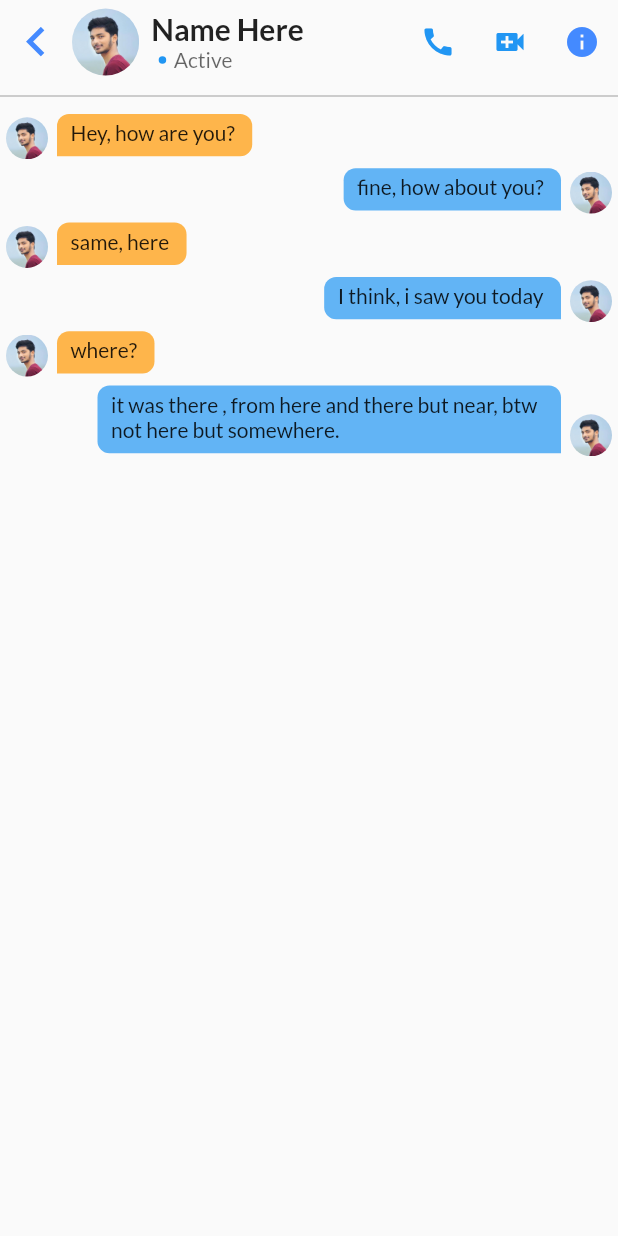
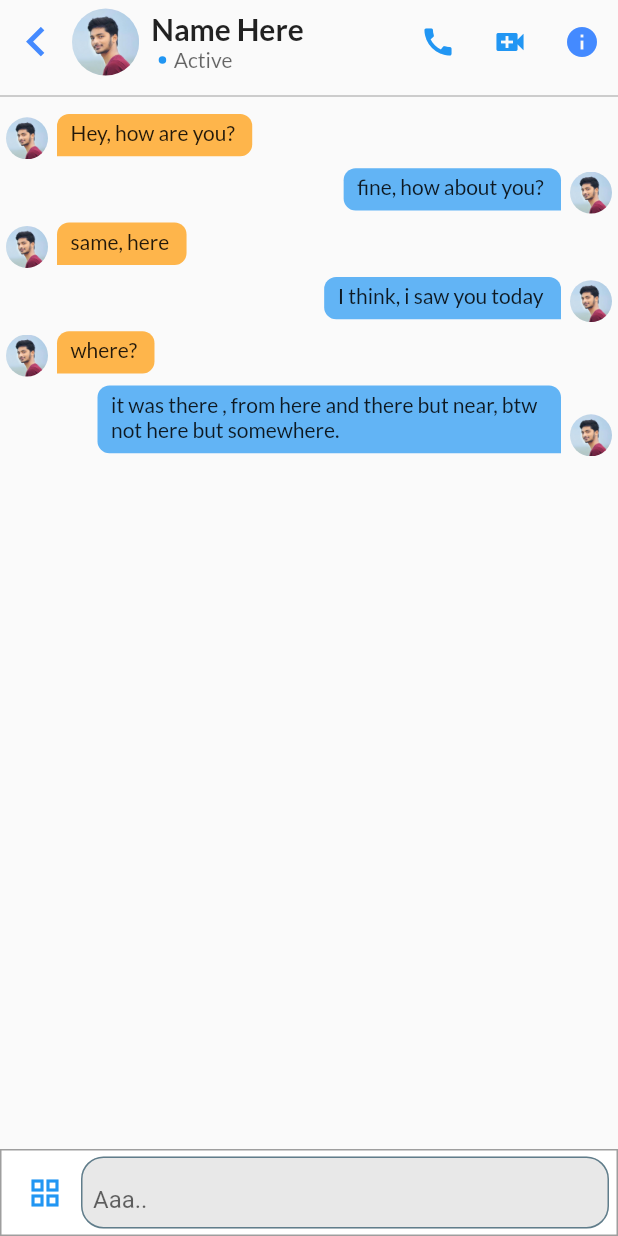
Before and after one commit to yeasin50/Flutter-Video-Calling-App, a Flutter app: the screen it shows after launch, on a phone screen of 412 x 824 dp. Run offline on Flutter 3.47's test engine with Material 2 defaults, Android fonts, the phone set to English and light mode, and no system bars; drawn by our look-alikes of easy_rich_text; our stand-ins replace google_fonts; missing offline and left inert: flutter_webrtc, sdp_transform.

Commit message:
addedFooter

```diff
--- a/lib/screens/chat_screen/body.dart
+++ b/lib/screens/chat_screen/body.dart
@@ -1,4 +1,5 @@
 import 'package:flutter/material.dart';
+import 'package:web_rtc/screens/chat_screen/components/footer.dart';
 import 'package:web_rtc/screens/chat_screen/message_list.dart';
 
 import 'components/header.dart';
@@ -22,6 +23,9 @@ class _ChatBodyState extends State<ChatBody> {
 
         ///`messages`
         MessageList(),
+
+        ///`footer`
+        ChatFooter(),
       ],
     );
   }
--- /dev/null
+++ b/lib/screens/chat_screen/components/footer.dart
@@ -0,0 +1,135 @@
+import 'package:flutter/material.dart';
+
+/// when clicking more actions button>
+///  - open the `actions row`, hide `send` button
+///  - else close the `action panel`
+///  ** `send icon color` depend on text field
+///
+class ChatFooter extends StatefulWidget {
+  @override
+  _ChatFooterState createState() => _ChatFooterState();
+}
+
+class _ChatFooterState extends State<ChatFooter> {
+  bool _sendButton = false;
+  bool _openMoreActions = false;
+
+  /// textForm decoration
+  final InputDecoration _inputDecoration = InputDecoration(
+    contentPadding: EdgeInsets.all(8),
+    hintText: "Aaa..",
+    fillColor: Colors.grey.withAlpha(60),
+    filled: true,
+    labelStyle: TextStyle(
+      color: Colors.white.withOpacity(.7),
+    ),
+    suffix: IconButton(
+      padding: EdgeInsets.symmetric(vertical: 0, horizontal: 0),
+      tooltip: "Emoji",
+      constraints: BoxConstraints.tightFor(height: 12),
+      icon: Icon(
+        Icons.emoji_emotions,
+        color: Colors.blue,
+      ),
+      onPressed: () {},
+    ),
+    focusedBorder: OutlineInputBorder(
+      borderRadius: BorderRadius.circular(15.0),
+      borderSide: BorderSide(
+        color: Colors.blue,
+        width: 2,
+      ),
+    ),
+    enabledBorder: OutlineInputBorder(
+      borderRadius: BorderRadius.circular(15.0),
+      borderSide: BorderSide(
+        color: Colors.blueGrey,
+      ),
+    ),
+  );
+
+  @override
+  Widget build(BuildContext context) {
+    return Container(
+      decoration: BoxDecoration(
+          color: Colors.white,
+
+          ///TODO:: remove border and set BG color
+          border: Border.all(
+            color: Colors.grey,
+          )),
+      padding: EdgeInsets.symmetric(horizontal: 5, vertical: 4),
+      child: Row(
+        mainAxisSize: MainAxisSize.min,
+        mainAxisAlignment: MainAxisAlignment.center,
+        children: [
+          IconButton(
+              tooltip: "more",
+              icon: Icon(
+                _openMoreActions ? Icons.close : Icons.grid_view,
+                color: Colors.blue,
+              ),
+              onPressed: () {
+                setState(() {
+                  _openMoreActions = !_openMoreActions;
+                });
+              }),
+          if (_openMoreActions) actionButton(),
+          ////`TextField`
+          Expanded(
+            child: TextFormField(
+              decoration: _inputDecoration,
+              onChanged: (value) {
+                setState(() {
+                  if (value.isNotEmpty)
+                    _sendButton = true;
+                  else
+                    _sendButton = false;
+                });
+              },
+            ),
+          ),
+          if (_sendButton)
+            IconButton(
+              tooltip: "send message",
+              icon: Icon(
+                Icons.send,
+                color: Colors.blue,
+              ),
+              onPressed: () {},
+            ),
+        ],
+      ),
+    );
+  }
+
+  ///extra actions for images, camera, voice
+  Row actionButton() {
+    return Row(
+      mainAxisSize: MainAxisSize.min,
+      children: [
+        IconButton(
+            tooltip: "open camera & share image",
+            icon: Icon(
+              Icons.camera_alt,
+              color: Colors.blue,
+            ),
+            onPressed: () {}),
+        IconButton(
+            tooltip: "send image",
+            icon: Icon(
+              Icons.photo,
+              color: Colors.blue,
+            ),
+            onPressed: () {}),
+        IconButton(
+            tooltip: "voice message",
+            icon: Icon(
+              Icons.mic,
+              color: Colors.blue,
+            ),
+            onPressed: () {}),
+      ],
+    );
+  }
+}
--- a/lib/screens/chat_screen/components/round_text.dart
+++ b/lib/screens/chat_screen/components/round_text.dart
@@ -20,7 +20,6 @@ class RoundTextContainer extends StatelessWidget {
   });
 
   Widget build(BuildContext context) {
-    ///TODO:: set width = msgLength + padding
     return Container(
       width: width,
       height: height,
```
Also changed, not shown: lib/model/message.dart (added, +36 -0 lines), lib/model/user.dart (added, +36 -0 lines).
